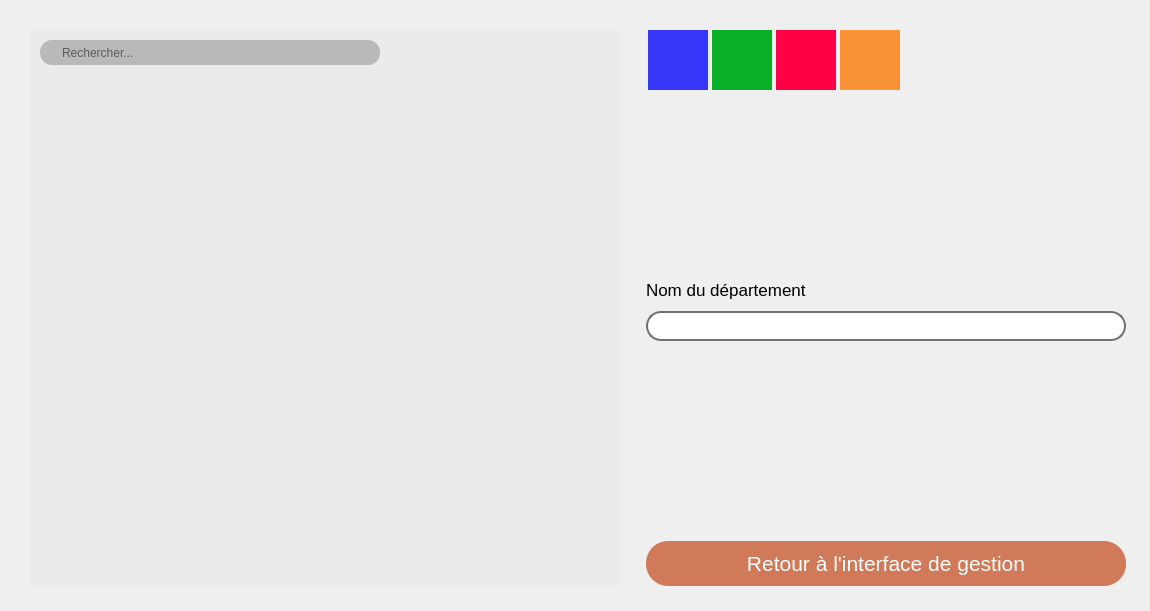
This is PM-GEST/ModificationDepartement.ui in AetherFall/Gestionnaire-Emprunt-Materiel as Qt 5 draws it before an edit. The edited form follows.
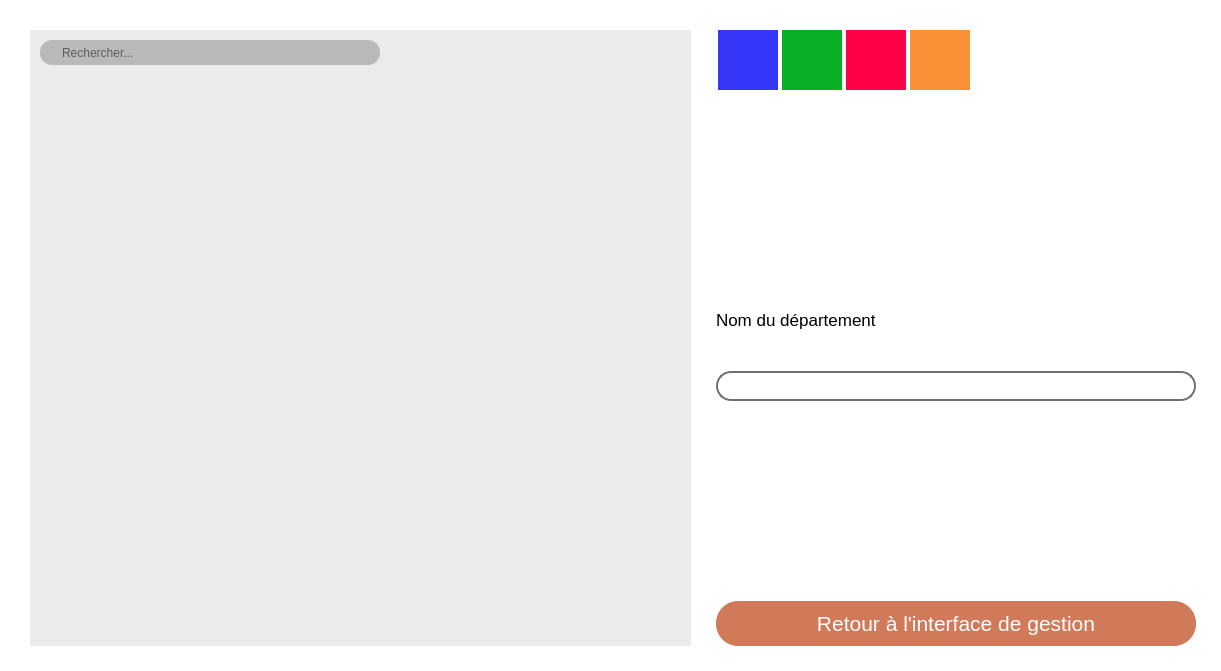
This is the edited form. Icons and pictures are not drawn.

Commit message: Modification majeure de la gestion des interfaces

The edit to the form file:
```diff
--- a/PM-GEST/ModificationDepartement.ui
+++ b/PM-GEST/ModificationDepartement.ui
@@ -6,20 +6,23 @@
    <rect>
     <x>0</x>
     <y>0</y>
-    <width>1150</width>
-    <height>611</height>
+    <width>1221</width>
+    <height>671</height>
    </rect>
   </property>
   <property name="windowTitle">
    <string>Form</string>
   </property>
+  <property name="styleSheet">
+   <string notr="true">background-color:rgb(255, 255, 255);</string>
+  </property>
   <widget class="QFrame" name="gridFrame">
    <property name="geometry">
     <rect>
      <x>0</x>
      <y>0</y>
-     <width>1151</width>
-     <height>611</height>
+     <width>1221</width>
+     <height>671</height>
     </rect>
    </property>
    <layout class="QGridLayout" name="gridLayout">
```
The commit also changes 15 other files.
